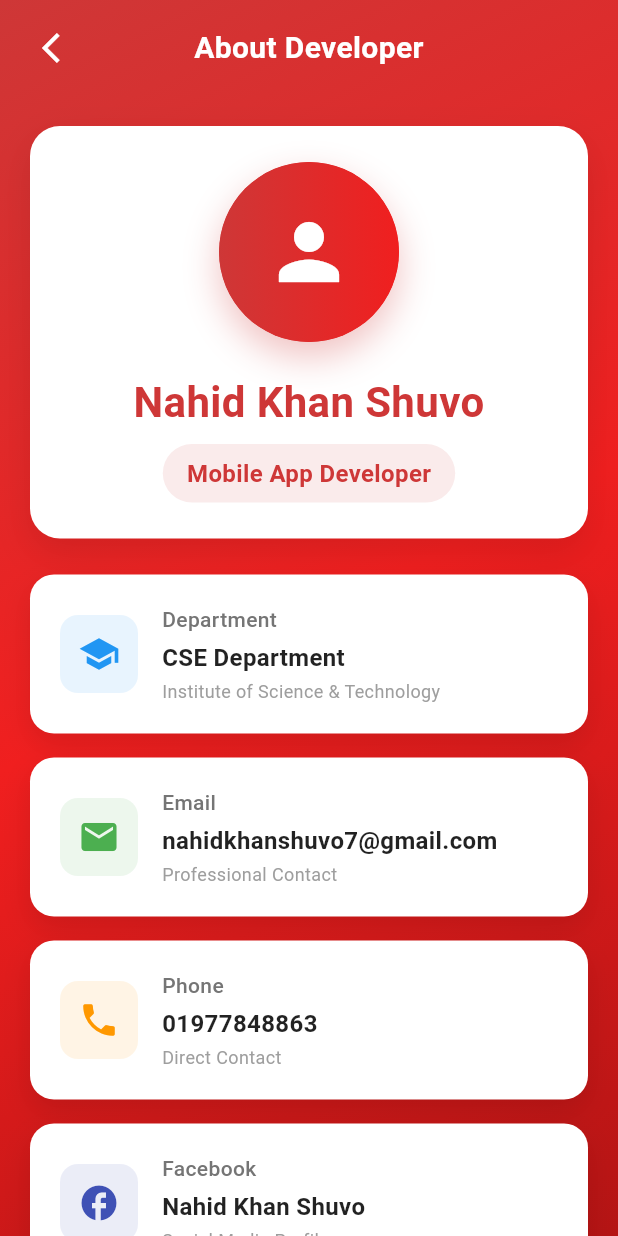
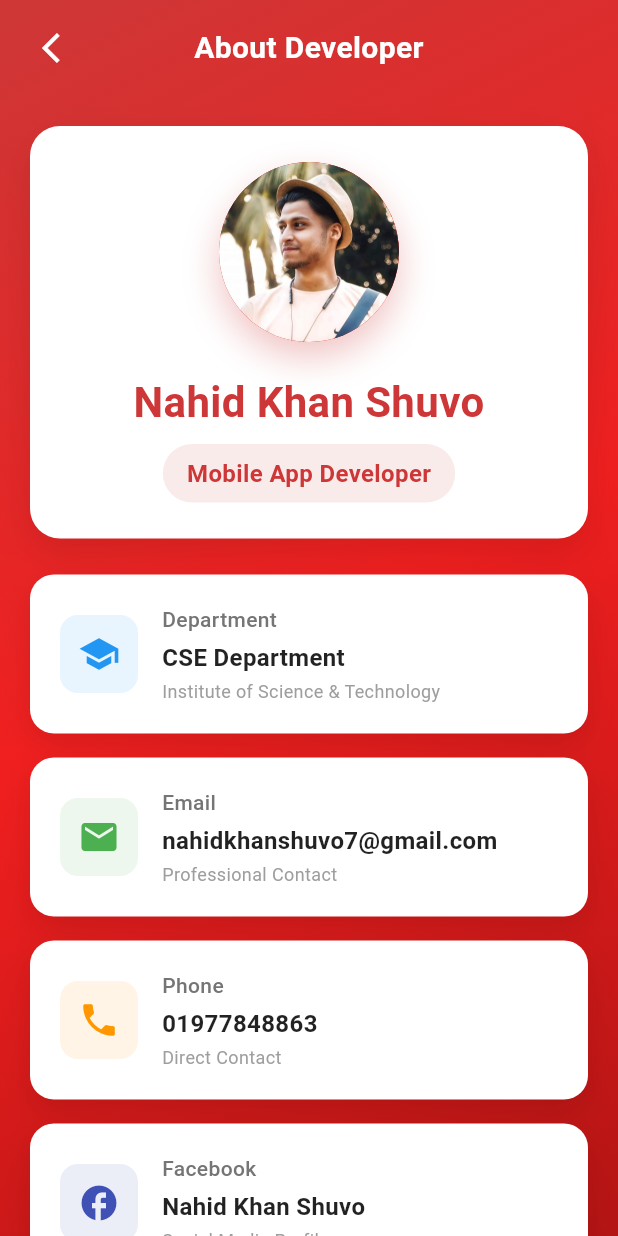
Before and after one commit to nahidkhan-2002/ist_blood_donors, a Flutter app: the Developerdetails screen opened by its route, on a phone screen of 412 x 824 dp. Run offline on Flutter 3.47's test engine with Material 3 defaults, Android fonts, the light colour scheme and no system bars; our stand-ins replace animated_splash_screen, cloud_firestore, firebase_auth, firebase_core, flutter_svg, fluttertoast and 4 more; accounts and stored records are empty.

Commit message:
added profile picture at developer details

```diff
--- a/lib/developerdetails.dart
+++ b/lib/developerdetails.dart
@@ -1,5 +1,4 @@
 import 'package:flutter/material.dart';
-import 'package:ist_blood_donors/style.dart';
 import 'package:page_transition/page_transition.dart';
 import 'package:ist_blood_donors/mainlistpage.dart';
 
@@ -179,10 +178,11 @@ class _DeveloperdetailsState extends State<Developerdetails>
                                       ),
                                     ),
                                     child: Center(
-                                      child: Icon(
-                                        Icons.person,
-                                        size: 60,
-                                        color: Colors.white,
+                                      child: Image.asset(
+                                        'asset_project/nahid.jpg',
+                                        width: 120,
+                                        height: 120,
+                                        fit: BoxFit.cover,
                                       ),
                                     ),
                                   ),
--- a/lib/utils.dart
+++ b/lib/utils.dart
@@ -7,11 +7,6 @@ import 'package:page_transition/page_transition.dart';
 String currentUserPhone = '';
 
 Widget buildDrawerList(BuildContext context) {
-  SnackBar snackBar = SnackBar(
-    content: Text('You have been logged out'),
-    backgroundColor: colorGreen,
-    duration: Duration(seconds: 2),
-  );
   return ListView(
     padding: EdgeInsets.zero,
     children: [
```
Also changed, not shown: asset_project/nahid.jpg (added).
